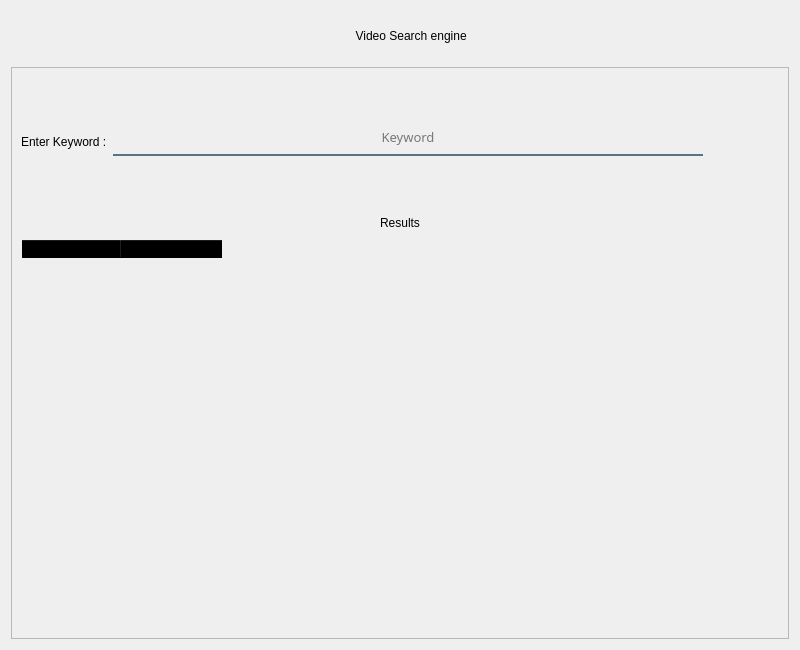
Old version of the form forms/search_view.ui in the repository Abdel-RahmanSaied/Eazy_Downloader.
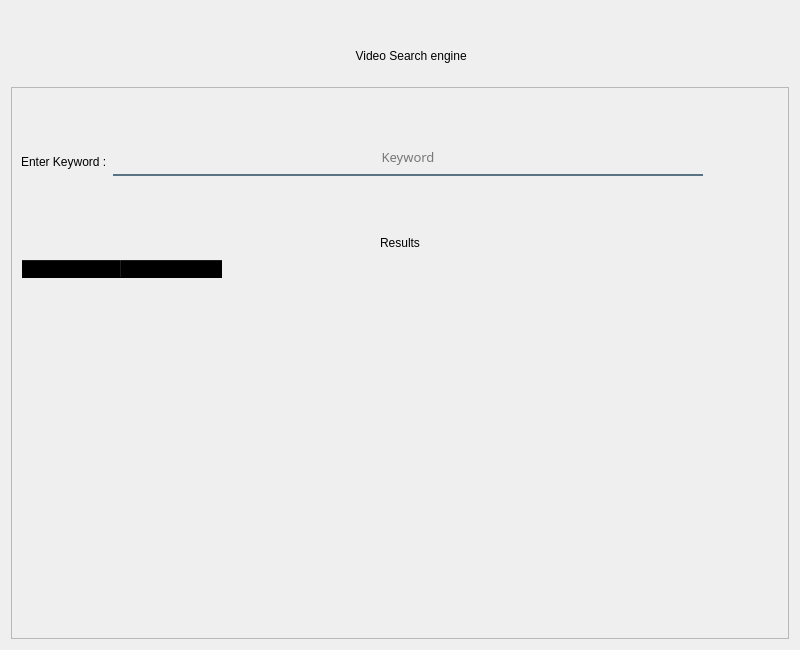
New version of the form. Icons and pictures are not drawn.

Patch:
```diff
--- a/forms/search_view.ui
+++ b/forms/search_view.ui
@@ -24,7 +24,7 @@
     <normaloff>:/icons/images/logo.ico</normaloff>:/icons/images/logo.ico</iconset>
   </property>
   <layout class="QGridLayout" name="gridLayout_2">
-   <item row="0" column="0">
+   <item row="1" column="0">
     <layout class="QHBoxLayout" name="horizontalLayout_4">
      <item>
       <widget class="QPushButton" name="bck_btn">
@@ -136,7 +136,7 @@
      </item>
     </layout>
    </item>
-   <item row="1" column="0">
+   <item row="2" column="0">
     <widget class="QFrame" name="frame">
      <property name="frameShape">
       <enum>QFrame::StyledPanel</enum>
@@ -360,6 +360,22 @@
      </layout>
     </widget>
    </item>
+   <item row="0" column="0">
+    <spacer name="verticalSpacer_3">
+     <property name="orientation">
+      <enum>Qt::Vertical</enum>
+     </property>
+     <property name="sizeType">
+      <enum>QSizePolicy::Fixed</enum>
+     </property>
+     <property name="sizeHint" stdset="0">
+      <size>
+       <width>20</width>
+       <height>20</height>
+      </size>
+     </property>
+    </spacer>
+   </item>
   </layout>
  </widget>
  <resources>
```
